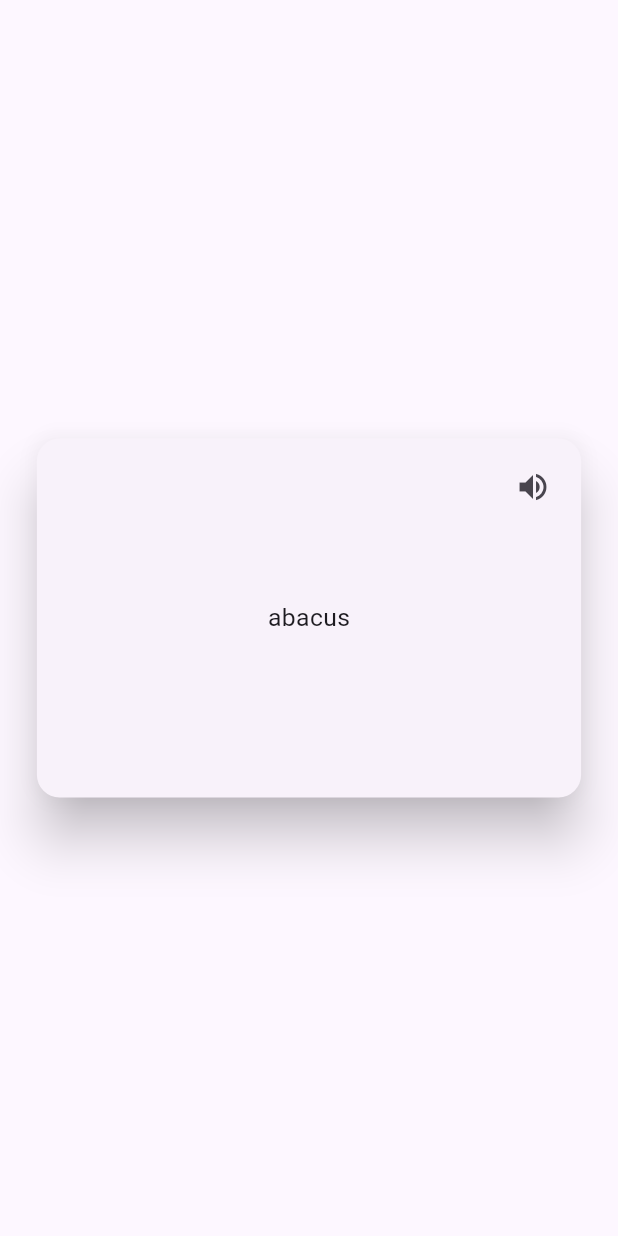
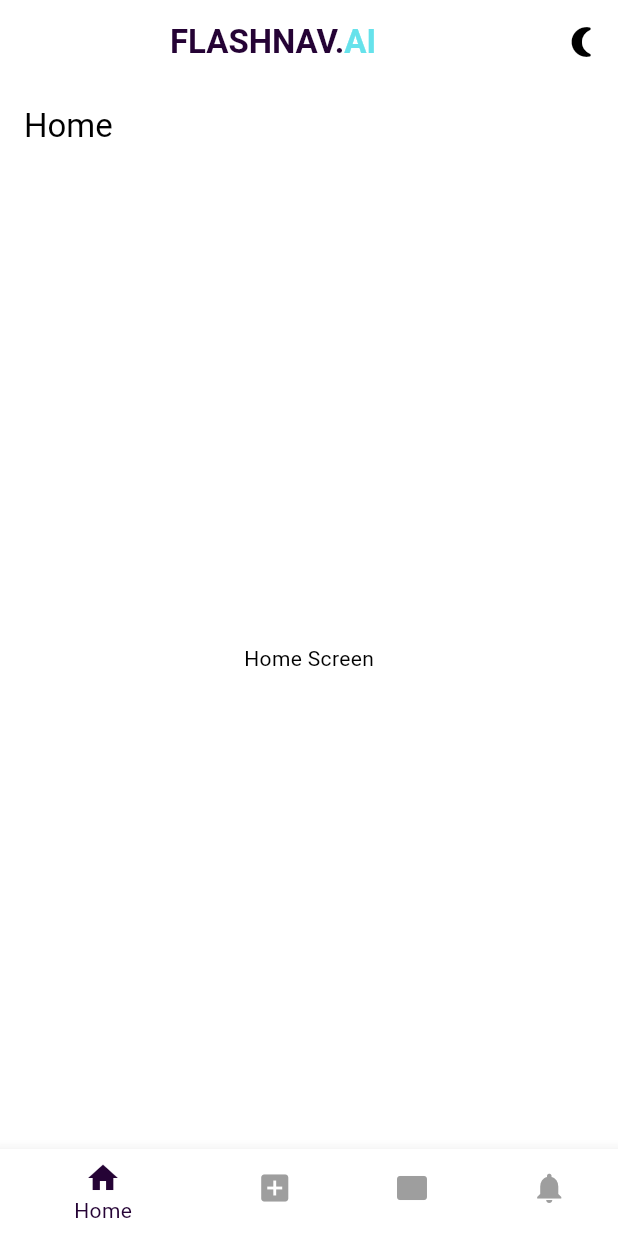
Before and after one commit to andrybc/Flutter, a Flutter app: the screen it shows after launch, on a phone screen of 412 x 824 dp. Run offline on Flutter 3.47's test engine with Material 3 defaults, Android fonts, the phone set to English and light mode, and no system bars; drawn by our look-alikes of flip_card; our stand-ins replace flutter_tts.

Commit message:
added color scheme and theme.dart to be able to handle night mode for ui. Got a responsive bar navigation system set up. Want to add the ai stuff real soon.

```diff
--- a/namer_app/lib/main.dart
+++ b/namer_app/lib/main.dart
@@ -1,46 +1,31 @@
 import 'package:flutter/material.dart';
 import 'deck.dart';
+import 'navigation/main_screen.dart';
+import 'theme.dart';
 
 void main() {
   runApp(MyApp());
 }
 
+class MyApp extends StatelessWidget {
+  const MyApp({Key? key}) : super(key: key);
 
-class MyApp extends StatelessWidget {
-  const MyApp({super.key});
+  static final ValueNotifier<ThemeMode> themeNotifier =
+      ValueNotifier(ThemeMode.light);
 
   @override
   Widget build(BuildContext context) {
-    return MaterialApp(
-      title: 'Flash Card App',
-      theme: ThemeData(
-        useMaterial3: true,
-        colorScheme: ColorScheme.fromSeed(seedColor: Color.fromARGB(255, 38, 6, 97)),
-      ),
-      home: MyHomePage(),
-    );
+    return ValueListenableBuilder<ThemeMode>(
+        valueListenable: themeNotifier,
+        builder: (_, ThemeMode currentMode, __) {
+          return MaterialApp(
+            title: 'QuizPilot',
+            debugShowCheckedModeBanner: false,
+            theme: ThemeData.from(colorScheme: myLightModeColorScheme),
+            darkTheme: ThemeData.from(colorScheme: myDarkModeColorScheme),
+            themeMode: currentMode,
+            home: MainScreen(),
+          );
+        });
   }
 }
-
-
-
-class MyHomePage extends StatelessWidget {
-  final Map<String, String> cardTexts = {
-    'abacus': 'frame with balls for calculating',
-    'harrow': 'to distress create stress or torment',
-    'fatuous': 'without sense foolish self-satisfaction',
-    'deniz' : 'bitch ass nigga'
-    // Add as many pairs as you like
-  };
-
-  @override
-  Widget build(BuildContext context) {
-    return Scaffold(
-      body: FlashCardDeck(
-        numberOfCards: cardTexts.length,
-        cardTexts: cardTexts,
-        cardWidth: MediaQuery.of(context).size.width *0.9,  // Adjust the card width as needed
-      ),
-    );
-  }
-}
--- /dev/null
+++ b/namer_app/lib/navigation/main_screen.dart
@@ -0,0 +1,141 @@
+import 'package:flutter/material.dart';
+import '../main.dart';
+import '../screens/dashboard_Screen.dart';
+import '../screens/home_Screen.dart';
+import '../screens/settings_Screen.dart';
+import '../screens/profile_Screen.dart';
+import 'navigationbar.dart';
+
+class MainScreen extends StatefulWidget {
+  @override
+  _MainScreenState createState() => _MainScreenState();
+}
+
+class _MainScreenState extends State<MainScreen> {
+  int _currentIndex = 0;
+
+  final List<Widget> _screens = [
+    HomeScreen(),
+    DashboardScreen(),
+    SettingsScreen(),
+    ProfileScreen(),
+  ];
+
+  void _onTabSelected(int index) {
+    setState(() {
+      _currentIndex = index;
+    });
+  }
+
+  void _toggleNightMode() {
+    MyApp.themeNotifier.value = MyApp.themeNotifier.value == ThemeMode.light
+        ? ThemeMode.dark
+        : ThemeMode.light;
+  }
+
+  @override
+  Widget build(BuildContext context) {
+    return Scaffold(
+      appBar: AppBar(
+        title: Row(
+          mainAxisAlignment: MainAxisAlignment.center,
+          children: [
+            Text(
+              'FLASHNAV.',
+              style: TextStyle(
+                  color: Theme.of(context).colorScheme.onPrimary,
+                  fontWeight: FontWeight.bold),
+            ),
+            Text(
+              'AI',
+              style: TextStyle(
+                  color: Theme.of(context).colorScheme.tertiary,
+                  fontWeight: FontWeight.bold),
+            )
+          ],
+        ),
+        centerTitle: true,
+        actions: [
+          IconButton(
+            icon: Icon(MyApp.themeNotifier.value == ThemeMode.light
+                ? Icons.nightlight_round
+                : Icons.wb_sunny),
+            onPressed: _toggleNightMode,
+          ),
+        ],
+        backgroundColor: Theme.of(context).colorScheme.primary,
+        elevation: 3,
+      ),
+      bottomNavigationBar: MediaQuery.of(context).size.width < 600
+          ? BottomNavigationBar(
+              backgroundColor: Theme.of(context).colorScheme.secondary,
+              currentIndex: _currentIndex,
+              unselectedItemColor: Colors.grey,
+              selectedItemColor: Theme.of(context).colorScheme.secondary,
+              // called when one tab is selected
+              onTap: (int index) {
+                setState(() {
+                  _currentIndex = index;
+                });
+              },
+              // bottom tab items
+              items: const [
+                  BottomNavigationBarItem(
+                      icon: Icon(Icons.home), label: 'Home'),
+                  BottomNavigationBarItem(
+                      icon: Icon(Icons.add_box), label: 'Create'),
+                  BottomNavigationBarItem(
+                      icon: Icon(Icons.rectangle_rounded), label: 'Sets'),
+                  BottomNavigationBarItem(
+                      icon: Icon(
+                        Icons.notifications,
+                      ),
+                      label: 'Notifications')
+                ])
+          : null,
+      body: Row(
+        children: [
+          if (MediaQuery.of(context).size.width >= 640)
+            NavigationRail(
+              onDestinationSelected: (int index) {
+                setState(() {
+                  _currentIndex = index;
+                });
+              },
+              selectedIndex: _currentIndex,
+              destinations: const [
+                NavigationRailDestination(
+                    icon: Icon(Icons.home), label: Text('Home')),
+                NavigationRailDestination(
+                    icon: Icon(Icons.feed), label: Text('Feed')),
+                NavigationRailDestination(
+                    icon: Icon(Icons.favorite), label: Text('Favorites')),
+                NavigationRailDestination(
+                    icon: Icon(Icons.settings), label: Text('Settings')),
+              ],
+
+              labelType: NavigationRailLabelType.all,
+              selectedLabelTextStyle: const TextStyle(
+                color: Colors.lightBlueAccent,
+              ),
+
+              unselectedLabelTextStyle: const TextStyle(),
+              // Called when one tab is selected
+              leading: Column(
+                children: const [
+                  SizedBox(
+                    height: 8,
+                  ),
+                  CircleAvatar(
+                    radius: 20,
+                    child: Icon(Icons.person),
+                  ),
+                ],
+              ),
+            ),
+          Expanded(child: _screens[_currentIndex])
+        ],
+      ),
+    );
+  }
+}
--- /dev/null
+++ b/namer_app/lib/screens/home_Screen.dart
@@ -0,0 +1,18 @@
+import 'package:flutter/material.dart';
+
+
+
+class HomeScreen extends StatelessWidget {
+  @override
+  Widget build(BuildContext context) {
+    return Scaffold(
+      appBar: AppBar(
+        title: Text('Home'),
+      ),
+      body: Center(
+        child: Text('Home Screen'),
+      ),
+
+    );
+  }
+}
--- /dev/null
+++ b/namer_app/lib/theme.dart
@@ -0,0 +1,15 @@
+import 'package:flutter/material.dart';
+
+final ColorScheme myLightModeColorScheme = ColorScheme.light(
+  onPrimary: Color.fromARGB(255, 37, 3, 53),
+  primary: Colors.white,
+  secondary: Color.fromARGB(255, 37, 3, 53),
+  tertiary: Color.fromARGB(255, 102, 226, 235),
+  // Add other colors as needed
+);
+
+final ColorScheme myDarkModeColorScheme = ColorScheme.dark(
+  primary: Color.fromARGB(255, 37, 3, 53),
+  onPrimary: Colors.white,
+  // Add other colors as needed
+);
```
Also changed, not shown: namer_app/lib/navigation/navigationbar.dart (added, +61 -0 lines), namer_app/lib/screens/dashboard_Screen.dart (added, +36 -0 lines), namer_app/lib/screens/profile_Screen.dart (added, +18 -0 lines), namer_app/lib/screens/settings_Screen.dart (added, +18 -0 lines), namer_app/lib/screens/savedSets_screen.dart (added).
